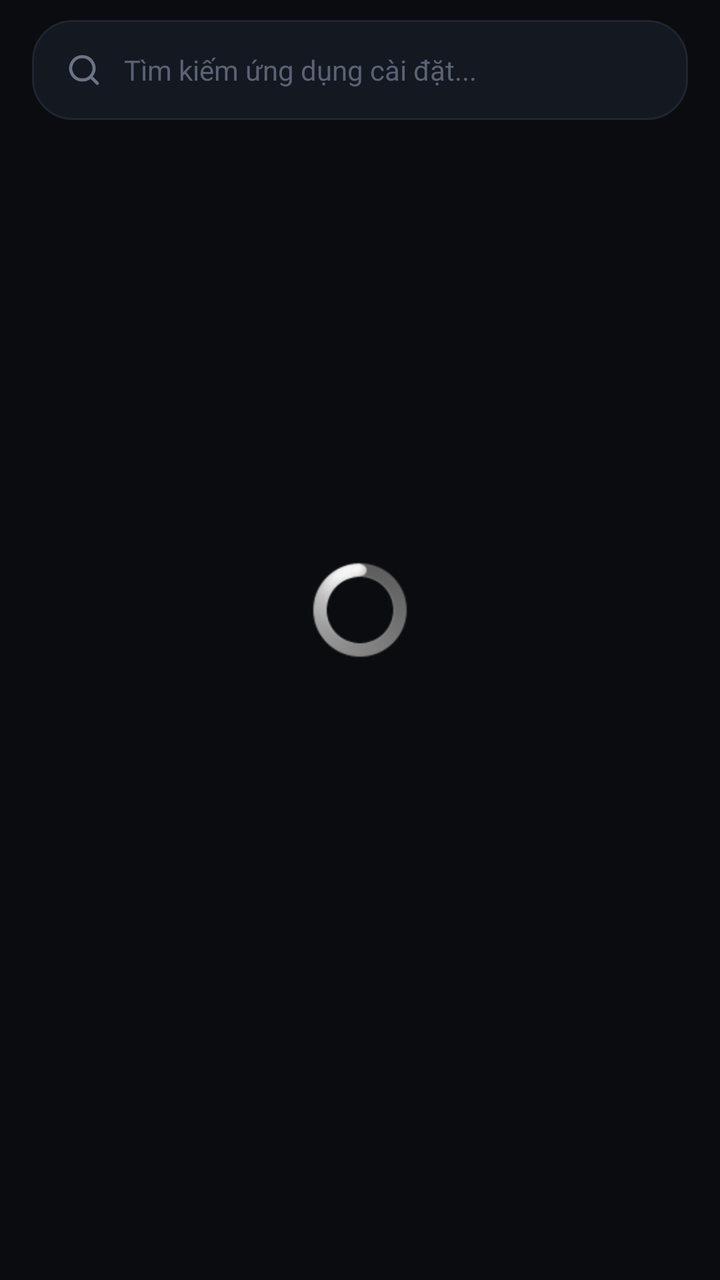
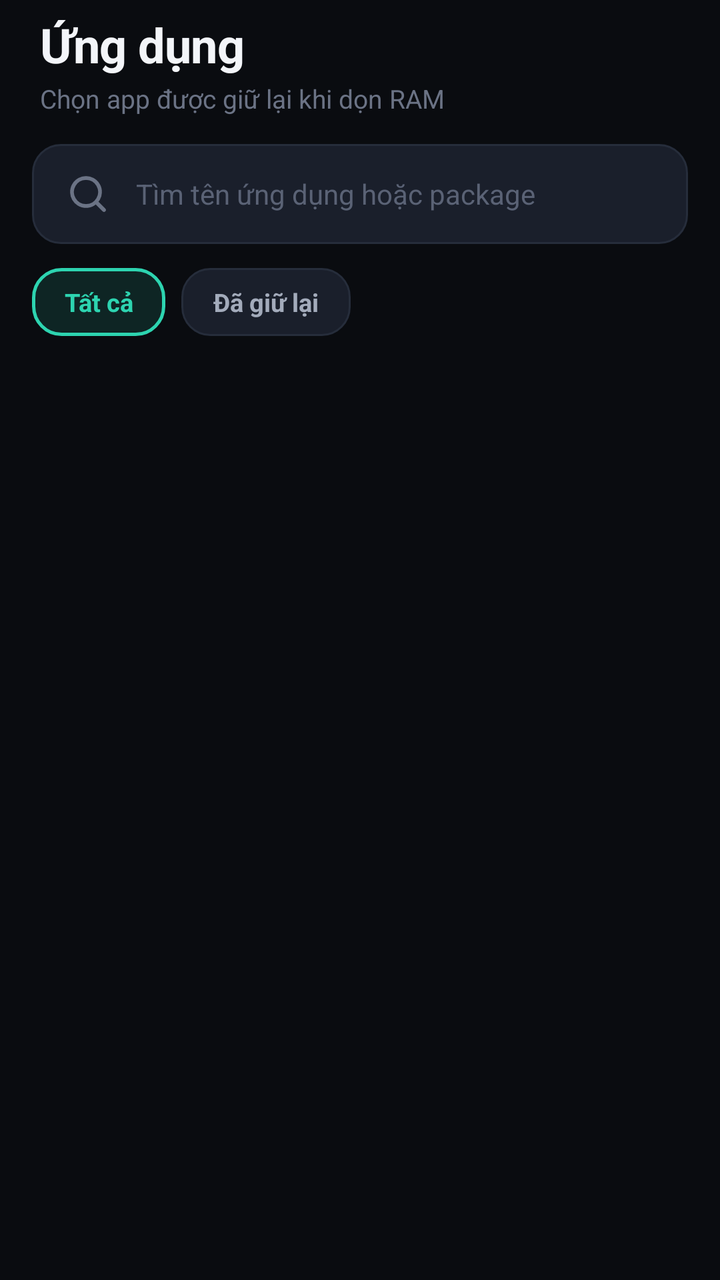

The first picture is an Android layout as it rendered before a commit; the second is the same layout after the commit. The layout source and the unified diff follow.
<!-- AndroidManifest.xml: application theme AppTheme -->
<!-- res/layout/tab_apps.xml -->
<?xml version="1.0" encoding="utf-8"?>
<LinearLayout xmlns:android="http://schemas.android.com/apk/res/android"
    android:id="@+id/layout_tab_apps"
    android:layout_width="match_parent"
    android:layout_height="match_parent"
    android:orientation="vertical"
    android:paddingStart="16dp"
    android:paddingEnd="16dp"
    android:paddingTop="10dp"
    android:paddingBottom="100dp">

    
    <LinearLayout
        android:layout_width="match_parent"
        android:layout_height="50dp"
        android:orientation="horizontal"
        android:gravity="center_vertical"
        android:paddingStart="16dp"
        android:paddingEnd="16dp"
        android:background="@drawable/bg_card_bento">

        <ImageView
            android:layout_width="20dp"
            android:layout_height="20dp"
            android:src="@drawable/ic_search"
            android:tint="#6B7385"
            android:contentDescription="Tìm kiếm" />

        <EditText
            android:id="@+id/et_search_apps"
            android:layout_width="match_parent"
            android:layout_height="match_parent"
            android:background="@null"
            android:hint="Tìm kiếm ứng dụng cài đặt..."
            android:textColorHint="#5A6275"
            android:textColor="#FFFFFF"
            android:textSize="14sp"
            android:layout_marginStart="10dp"
            android:singleLine="true" />
    </LinearLayout>

    <FrameLayout
        android:layout_width="match_parent"
        android:layout_height="match_parent"
        android:layout_marginTop="10dp">

        <ProgressBar
            android:id="@+id/pb_apps_loading"
            android:layout_width="wrap_content"
            android:layout_height="wrap_content"
            android:layout_gravity="center" />

        <TextView
            android:id="@+id/tv_apps_empty"
            android:layout_width="wrap_content"
            android:layout_height="wrap_content"
            android:layout_gravity="center"
            android:text="Không tìm thấy ứng dụng phù hợp"
            android:textColor="#6B7385"
            android:textSize="13sp"
            android:visibility="gone" />

        <ListView
            android:id="@+id/lv_installed_apps"
            android:layout_width="match_parent"
            android:layout_height="match_parent"
            android:divider="@null"
            android:dividerHeight="0dp"
            android:scrollbars="none"
            android:overScrollMode="never" />
    </FrameLayout>

</LinearLayout>
<!-- resources referenced by this layout -->
<resources>
  <!-- drawable bg_card_bento (drawable) -->
  <?xml version="1.0" encoding="utf-8"?>
  <shape xmlns:android="http://schemas.android.com/apk/res/android" android:shape="rectangle">
      <solid android:color="#141821" />
      <corners android:radius="20dp" />
      <stroke android:width="1dp" android:color="#1F2530" />
  </shape>
  <!-- drawable ic_search (drawable) -->
  <?xml version="1.0" encoding="utf-8"?>
  <vector xmlns:android="http://schemas.android.com/apk/res/android" android:width="24dp" android:height="24dp" android:viewportWidth="24" android:viewportHeight="24">
  <path android:strokeColor="#FFFFFF" android:strokeWidth="1.9" android:strokeLineCap="round" android:strokeLineJoin="round" android:fillColor="#00000000" android:pathData="M11,4 a7,7 0 1,0 0.01,0 Z M20,20 L16,16"/>
  </vector>
  <style name="AppTheme" parent="@android:style/Theme.NoTitleBar">
          <item name="android:windowBackground">@color/background</item>
          <item name="android:statusBarColor">#0A0C10</item>
          <item name="android:navigationBarColor">#0A0C10</item>
      </style>
  <color name="background">#0A0C10</color>
</resources>

<!-- the commit's change to res/layout/tab_apps.xml (unified diff, before → after) -->
@@ -6,50 +6,117 @@
     android:orientation="vertical"
     android:paddingStart="16dp"
     android:paddingEnd="16dp"
-    android:paddingTop="10dp"
-    android:paddingBottom="100dp">
+    android:paddingTop="6dp">
 
-    
+        <TextView
+            android:layout_width="match_parent"
+            android:layout_height="wrap_content"
+            android:paddingStart="4dp"
+            android:text="Ứng dụng"
+            android:textColor="#F3F5F9"
+            android:textSize="24sp"
+            android:textStyle="bold"
+            android:letterSpacing="-0.01" />
+        <TextView
+            android:layout_width="match_parent"
+            android:layout_height="wrap_content"
+            android:paddingStart="4dp"
+            android:layout_marginTop="2dp"
+            android:text="Chọn app được giữ lại khi dọn RAM"
+            android:textColor="#6B7385"
+            android:textSize="13sp" />
+    <ImageView
+        android:id="@+id/ic_apps_search"
+        android:layout_width="0dp"
+        android:layout_height="0dp"
+        android:visibility="gone"
+        android:src="@drawable/ic_search"
+        android:contentDescription="Tìm kiếm" />
+
+    <EditText
+        android:id="@+id/et_search_apps"
+        android:layout_width="match_parent"
+        android:layout_height="50dp"
+        android:layout_marginTop="14dp"
+        android:background="@drawable/bg_chip_pill"
+        android:drawableStart="@drawable/ic_search"
+        android:drawablePadding="12dp"
+        android:drawableTint="#6B7385"
+        android:hint="Tìm tên ứng dụng hoặc package"
+        android:imeOptions="actionSearch"
+        android:inputType="text"
+        android:paddingStart="16dp"
+        android:paddingEnd="16dp"
+        android:singleLine="true"
+        android:textColor="#F3F5F9"
+        android:textColorHint="#5A6275"
+        android:textSize="14sp" />
+
     <LinearLayout
         android:layout_width="match_parent"
-        android:layout_height="50dp"
+        android:layout_height="wrap_content"
         android:orientation="horizontal"
         android:gravity="center_vertical"
-        android:paddingStart="16dp"
-        android:paddingEnd="16dp"
-        android:background="@drawable/bg_card_bento">
-
-        <ImageView
-            android:layout_width="20dp"
-            android:layout_height="20dp"
-            android:src="@drawable/ic_search"
-            android:tint="#6B7385"
-            android:contentDescription="Tìm kiếm" />
-
-        <EditText
-            android:id="@+id/et_search_apps"
-            android:layout_width="match_parent"
-            android:layout_height="match_parent"
-            android:background="@null"
-            android:hint="Tìm kiếm ứng dụng cài đặt..."
-            android:textColorHint="#5A6275"
-            android:textColor="#FFFFFF"
-            android:textSize="14sp"
-            android:layout_marginStart="10dp"
-            android:singleLine="true" />
+        android:layout_marginTop="12dp">
+        <TextView
+            android:id="@+id/chip_apps_all"
+            android:layout_width="wrap_content"
+            android:layout_height="34dp"
+            android:gravity="center"
+            android:paddingStart="16dp"
+            android:paddingEnd="16dp"
+            android:background="@drawable/bg_chip_pill_active"
+            android:text="Tất cả"
+            android:textColor="#2DD4B0"
+            android:textSize="12.5sp"
+            android:textStyle="bold" />
+        <TextView
+            android:id="@+id/chip_apps_kept"
+            android:layout_width="wrap_content"
+            android:layout_height="34dp"
+            android:layout_marginStart="8dp"
+            android:gravity="center"
+            android:paddingStart="16dp"
+            android:paddingEnd="16dp"
+            android:background="@drawable/bg_chip_pill"
+            android:text="Đã giữ lại"
+            android:textColor="#A3ABBB"
+            android:textSize="12.5sp"
+            android:textStyle="bold" />
+        <TextView
+            android:id="@+id/tv_apps_count"
+            android:layout_width="0dp"
+            android:layout_height="wrap_content"
+            android:layout_weight="1"
+            android:gravity="end"
+            android:text=""
+            android:textColor="#6B7385"
+            android:textSize="12sp" />
     </LinearLayout>
 
     <FrameLayout
         android:layout_width="match_parent"
-        android:layout_height="match_parent"
+        android:layout_height="0dp"
+        android:layout_weight="1"
         android:layout_marginTop="10dp">
-
+        <ListView
+            android:id="@+id/lv_installed_apps"
+            android:layout_width="match_parent"
+            android:layout_height="match_parent"
+            android:cacheColorHint="#00000000"
+            android:clipToPadding="false"
+            android:divider="@null"
+            android:dividerHeight="0dp"
+            android:paddingBottom="104dp"
+            android:scrollbars="none" />
         <ProgressBar
             android:id="@+id/pb_apps_loading"
-            android:layout_width="wrap_content"
-            android:layout_height="wrap_content"
-            android:layout_gravity="center" />
-
+            style="?android:attr/progressBarStyle"
+            android:layout_width="36dp"
+            android:layout_height="36dp"
+            android:layout_gravity="center"
+            android:indeterminateTint="#2DD4B0"
+            android:visibility="gone" />
         <TextView
             android:id="@+id/tv_apps_empty"
             android:layout_width="wrap_content"
@@ -57,17 +124,7 @@
             android:layout_gravity="center"
             android:text="Không tìm thấy ứng dụng phù hợp"
             android:textColor="#6B7385"
-            android:textSize="13sp"
+            android:textSize="13.5sp"
             android:visibility="gone" />
-
-        <ListView
-            android:id="@+id/lv_installed_apps"
-            android:layout_width="match_parent"
-            android:layout_height="match_parent"
-            android:divider="@null"
-            android:dividerHeight="0dp"
-            android:scrollbars="none"
-            android:overScrollMode="never" />
     </FrameLayout>
-
 </LinearLayout>
<!-- resource entries referenced after the edit -->
@@ -1,11 +1,18 @@
 <!-- resources referenced by this layout -->
 <resources>
-  <!-- drawable bg_card_bento (drawable) -->
+  <!-- drawable bg_chip_pill (drawable) -->
   <?xml version="1.0" encoding="utf-8"?>
   <shape xmlns:android="http://schemas.android.com/apk/res/android" android:shape="rectangle">
-      <solid android:color="#141821" />
-      <corners android:radius="20dp" />
-      <stroke android:width="1dp" android:color="#1F2530" />
+      <solid android:color="#1A1F2B" />
+      <corners android:radius="14dp" />
+      <stroke android:width="1dp" android:color="#262D3B" />
+  </shape>
+  <!-- drawable bg_chip_pill_active (drawable) -->
+  <?xml version="1.0" encoding="utf-8"?>
+  <shape xmlns:android="http://schemas.android.com/apk/res/android" android:shape="rectangle">
+      <solid android:color="#1F2DD4B0" />
+      <corners android:radius="14dp" />
+      <stroke android:width="1.5dp" android:color="#2DD4B0" />
   </shape>
   <!-- drawable ic_search (drawable) -->
   <?xml version="1.0" encoding="utf-8"?>
